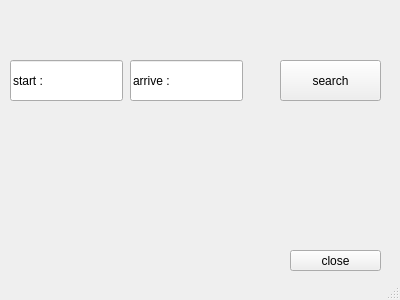
Old version of the form mainSubway/mainwindow.ui in the repository dktkwhdk1/Subway-Application-Project.
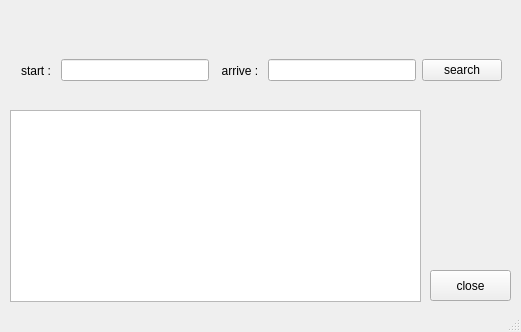
New version of the form.

What changed in the file:
```diff
--- a/mainSubway/mainwindow.ui
+++ b/mainSubway/mainwindow.ui
@@ -6,8 +6,8 @@
    <rect>
     <x>0</x>
     <y>0</y>
-    <width>400</width>
-    <height>300</height>
+    <width>521</width>
+    <height>332</height>
    </rect>
   </property>
   <property name="windowTitle">
@@ -20,61 +20,92 @@
    <string notr="true"/>
   </property>
   <widget class="QWidget" name="centralWidget">
-   <widget class="QLineEdit" name="lineEdit">
-    <property name="geometry">
-     <rect>
-      <x>10</x>
-      <y>60</y>
-      <width>113</width>
-      <height>41</height>
-     </rect>
-    </property>
-    <property name="text">
-     <string>start : </string>
-    </property>
-   </widget>
-   <widget class="QLineEdit" name="lineEdit_2">
-    <property name="geometry">
-     <rect>
-      <x>130</x>
-      <y>60</y>
-      <width>113</width>
-      <height>41</height>
-     </rect>
-    </property>
-    <property name="styleSheet">
-     <string notr="true"/>
-    </property>
-    <property name="text">
-     <string>arrive : </string>
-    </property>
-   </widget>
-   <widget class="QPushButton" name="pushButton">
-    <property name="geometry">
-     <rect>
-      <x>280</x>
-      <y>60</y>
-      <width>101</width>
-      <height>41</height>
-     </rect>
-    </property>
-    <property name="text">
-     <string>search</string>
-    </property>
-   </widget>
    <widget class="QPushButton" name="pushButton_2">
     <property name="geometry">
      <rect>
-      <x>290</x>
-      <y>250</y>
-      <width>91</width>
-      <height>21</height>
+      <x>430</x>
+      <y>270</y>
+      <width>81</width>
+      <height>31</height>
      </rect>
     </property>
     <property name="text">
      <string>close</string>
     </property>
    </widget>
+   <widget class="QTextBrowser" name="textBrowser">
+    <property name="geometry">
+     <rect>
+      <x>10</x>
+      <y>110</y>
+      <width>411</width>
+      <height>192</height>
+     </rect>
+    </property>
+   </widget>
+   <widget class="QWidget" name="">
+    <property name="geometry">
+     <rect>
+      <x>10</x>
+      <y>30</y>
+      <width>503</width>
+      <height>81</height>
+     </rect>
+    </property>
+    <layout class="QHBoxLayout" name="horizontalLayout">
+     <item>
+      <widget class="QLabel" name="label">
+       <property name="styleSheet">
+        <string notr="true">font: 14pt &quot;Ubuntu&quot;;
+font: 13pt &quot;Ubuntu&quot;;</string>
+       </property>
+       <property name="text">
+        <string>start : </string>
+       </property>
+       <property name="buddy">
+        <cstring>lineEdit</cstring>
+       </property>
+      </widget>
+     </item>
+     <item>
+      <widget class="QLineEdit" name="lineEdit">
+       <property name="text">
+        <string/>
+       </property>
+      </widget>
+     </item>
+     <item>
+      <widget class="QLabel" name="label_2">
+       <property name="styleSheet">
+        <string notr="true">font: 13pt &quot;Ubuntu&quot;;</string>
+       </property>
+       <property name="text">
+        <string>  arrive : </string>
+       </property>
+       <property name="buddy">
+        <cstring>lineEdit_2</cstring>
+       </property>
+      </widget>
+     </item>
+     <item>
+      <widget class="QLineEdit" name="lineEdit_2">
+       <property name="styleSheet">
+        <string notr="true"/>
+       </property>
+       <property name="text">
+        <string/>
+       </property>
+      </widget>
+     </item>
+     <item>
+      <widget class="QPushButton" name="pushButton">
+       <property name="text">
+        <string>search</string>
+       </property>
+      </widget>
+     </item>
+    </layout>
+   </widget>
   </widget>
   <widget class="QStatusBar" name="statusBar"/>
  </widget>
```
Left out of the diff: 4 changed lines with no effect on the pictures.
